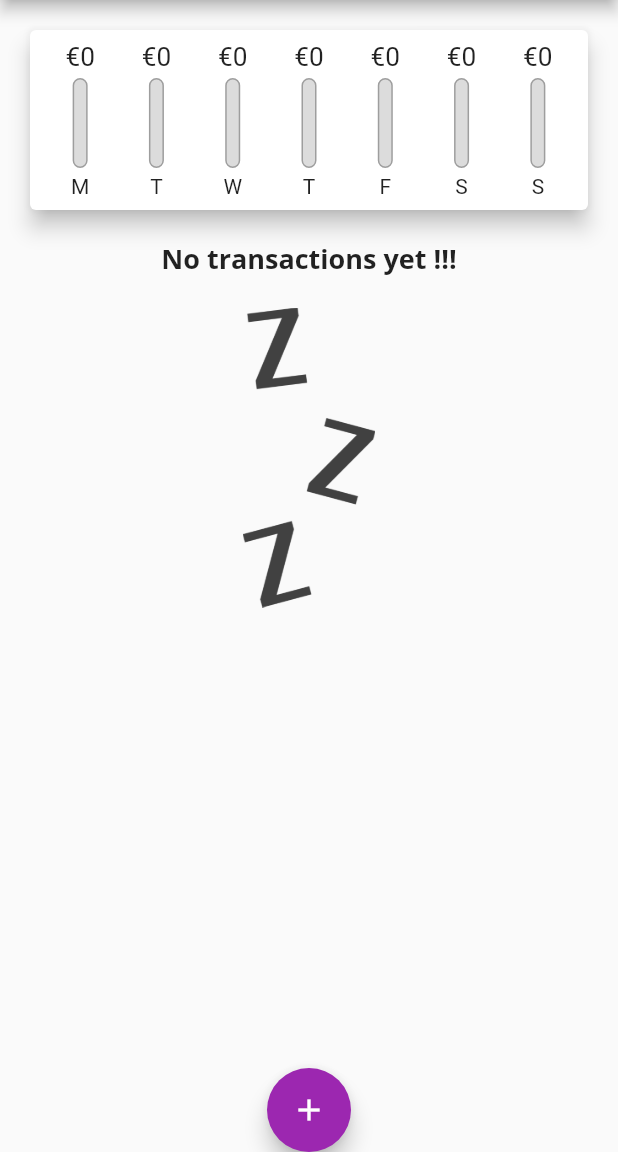
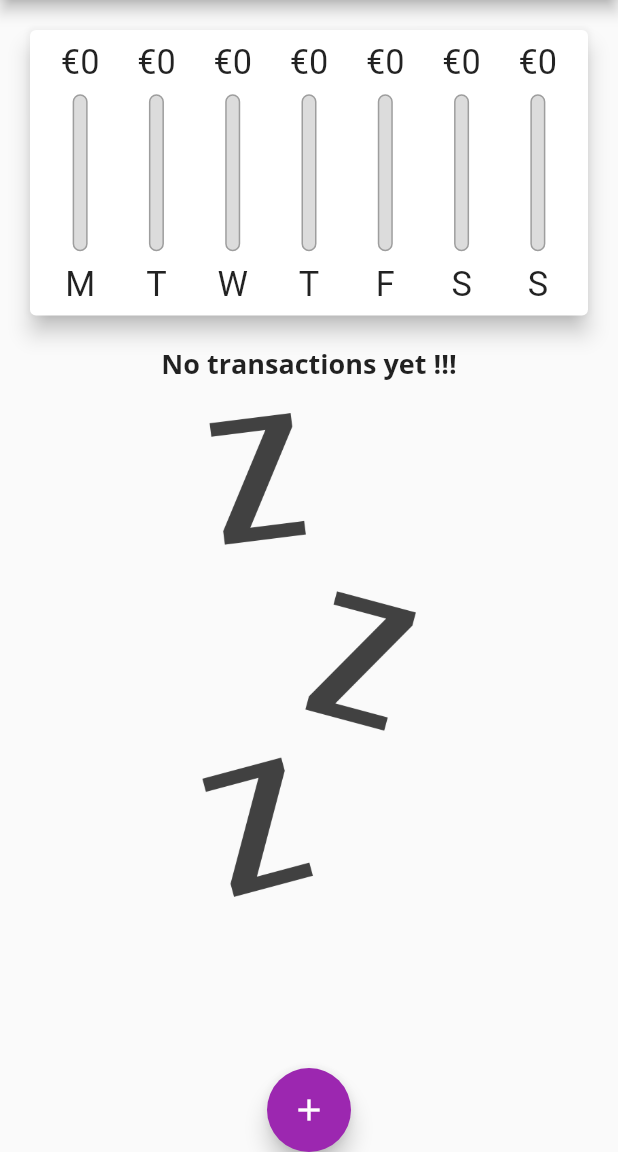
Before and after one commit to eviskum/flutter_course_real_apps, a Flutter app: the screen it shows after launch, on a phone screen of 412 x 824 dp, the part 84-1236 px from its top. Run offline on Flutter 3.47's test engine with Material 2 defaults, Android fonts, the phone set to English and light mode, and no system bars.

Commit message:
Optimized code (const constructures etc)

```diff
--- a/lib/main.dart
+++ b/lib/main.dart
@@ -1,6 +1,12 @@
+import 'dart:io';
+
 import 'package:flutter/material.dart';
 import 'package:flutter/widgets.dart';
+import 'package:flutter/foundation.dart';
+import 'package:flutter/cupertino.dart';
+// import 'package:modal_bottom_sheet/modal_bottom_sheet.dart';
 // import 'package:intl/intl.dart';
+// import 'package:flutter/services.dart';
 
 import 'models/transactions.dart';
 import './widgets/transaction_list.dart';
@@ -11,6 +17,8 @@
 void main() {
 //  Intl.defaultLocale = 'da_DK';
 //  initializeDateFormatting()
+//  WidgetsFlutterBinding.ensureInitialized();
+//  SystemChrome.setPreferredOrientations([DeviceOrientation.portraitUp, DeviceOrientation.portraitDown]);
   runApp(const MyApp());
 }
 
@@ -20,15 +28,27 @@
   // This widget is the root of your application.
   @override
   Widget build(BuildContext context) {
-    return MaterialApp(
+    // final _isIOS = !kIsWeb && Platform.isIOS;
+
+    return // false // _isIOS
+        /* ? CupertinoApp(
+            title: 'Flutter Demo',
+            theme: const CupertinoThemeData(
+              primaryColor: Colors.purple,
+              primaryContrastingColor: Colors.white,
+            ),
+            home: MyHomePage(title: 'Flutter Course - Real Apps..'),
+          )
+        : */
+        MaterialApp(
       title: 'Flutter Demo',
       theme: ThemeData(
         primarySwatch: Colors.purple,
         fontFamily: 'Quicksand',
         textTheme: ThemeData.light()
             .textTheme
-            .copyWith(headline6: TextStyle(fontFamily: 'OpenSans', fontWeight: FontWeight.bold, fontSize: 18)),
-        appBarTheme: AppBarTheme(
+            .copyWith(headline6: const TextStyle(fontFamily: 'OpenSans', fontWeight: FontWeight.bold, fontSize: 18)),
+        appBarTheme: const AppBarTheme(
           titleTextStyle: TextStyle(
             fontFamily: 'OpenSans',
             fontSize: 20,
@@ -36,13 +56,13 @@
           ),
         ),
       ),
-      home: MyHomePage(title: 'Flutter Course - Real Apps..'),
+      home: const MyHomePage(title: 'Flutter Course - Real Apps..'),
     );
   }
 }
 
 class MyHomePage extends StatefulWidget {
-  MyHomePage({Key? key, required this.title}) : super(key: key);
+  const MyHomePage({Key? key, required this.title}) : super(key: key);
 
   final String title;
 
@@ -66,8 +86,12 @@
 
   void _startAddNewTransaction(BuildContext context) {
     showModalBottomSheet(
+//    showCupertinoModalBottomSheet(
         context: context,
         builder: (_) {
+//          return Container(
+//            child: Text('test'),
+//          );
           return GestureDetector(
             child: NewTransaction(_addNewTransaction),
             onTap: () {},
@@ -78,7 +102,7 @@
 
   List<Transaction> get _recentTransactions {
     return _userTransactions.where((element) {
-      return element.date.isAfter(DateTime.now().subtract(Duration(days: 7)));
+      return element.date.isAfter(DateTime.now().subtract(const Duration(days: 7)));
     }).toList();
   }
 
@@ -90,36 +114,95 @@
     });
   }
 
+  // bool get isIOS { return !kIsWeb && Platform.isIOS };
+  // final _isIOS = false;
+  bool _showChart = false;
+
   @override
   Widget build(BuildContext context) {
-    return Scaffold(
-      appBar: AppBar(
+    final mediaQuery = MediaQuery.of(context);
+    bool _isLandscape = mediaQuery.orientation == Orientation.landscape;
+    final _isIOS = !kIsWeb && Platform.isIOS;
+
+    final PreferredSizeWidget appBar = _isIOS
+        ? CupertinoNavigationBar(
+            middle: Text(widget.title),
+            trailing: CupertinoButton(
+              padding: EdgeInsets.zero,
+              child: const Icon(
+                CupertinoIcons.add,
+                // size: 30,
+              ),
+              onPressed: () {
+                _startAddNewTransaction(context);
+              },
+            ),
+          ) as PreferredSizeWidget
+        : AppBar(
             title: Text(widget.title),
             actions: [
               IconButton(
                   onPressed: () {
                     _startAddNewTransaction(context);
                   },
-              icon: Icon(
+                  icon: const Icon(
                     Icons.add,
                   ))
             ],
-      ),
-      body: SingleChildScrollView(
+          );
+
+    final Widget _chartSwitchButton = Row(
+      mainAxisAlignment: MainAxisAlignment.center,
+      children: [
+        const Text('Show chart'),
+        Switch.adaptive(
+            value: _showChart,
+            onChanged: (val) {
+              setState(() {
+                _showChart = val;
+              });
+            }),
+      ],
+    );
+
+    final pageBody = SafeArea(
+      child: SingleChildScrollView(
         child: Column(
           mainAxisAlignment: MainAxisAlignment.start,
           crossAxisAlignment: CrossAxisAlignment.stretch,
           children: [
-            Chart(_recentTransactions),
-            TransactionList(_userTransactions, _deleteTransaction),
+            if (_isLandscape) _chartSwitchButton,
+            if (_showChart && _isLandscape)
+              SizedBox(
+                  height: (mediaQuery.size.height - appBar.preferredSize.height - mediaQuery.padding.top) * 0.5,
+                  child: Chart(_recentTransactions)),
+            if (!_isLandscape)
+              SizedBox(
+                  height: (mediaQuery.size.height - appBar.preferredSize.height - mediaQuery.padding.top) * 0.3,
+                  child: Chart(_recentTransactions)),
+            if (!_showChart || !_isLandscape)
+              SizedBox(
+                  height: (mediaQuery.size.height - appBar.preferredSize.height - mediaQuery.padding.top) * 0.7,
+                  child: TransactionList(_userTransactions, _deleteTransaction)),
           ],
         ),
       ),
-      floatingActionButton: FloatingActionButton(
+    );
+
+    // print(MediaQuery.of(context).orientation.toString());
+
+    return _isIOS
+        ? CupertinoPageScaffold(navigationBar: appBar as ObstructingPreferredSizeWidget, child: pageBody)
+        : Scaffold(
+            appBar: appBar,
+            body: pageBody,
+            floatingActionButton: _isIOS
+                ? Container()
+                : FloatingActionButton(
                     onPressed: () {
                       _startAddNewTransaction(context);
                     },
-        child: Icon(Icons.add),
+                    child: const Icon(Icons.add),
                   ),
             floatingActionButtonLocation: FloatingActionButtonLocation.centerDocked,
           );
--- a/lib/widgets/chart.dart
+++ b/lib/widgets/chart.dart
@@ -35,7 +35,7 @@ class Chart extends StatelessWidget {
   Widget build(BuildContext context) {
     return Card(
       elevation: 6,
-      margin: EdgeInsets.all(20),
+      margin: const EdgeInsets.all(20),
       child: Padding(
         padding: const EdgeInsets.all(8.0),
         child: Row(
--- a/lib/widgets/chart_bar.dart
+++ b/lib/widgets/chart_bar.dart
@@ -9,21 +9,25 @@ class ChartBar extends StatelessWidget {
 
   @override
   Widget build(BuildContext context) {
+    return LayoutBuilder(
+      builder: (context, constaints) {
         return Column(
           children: [
-        SizedBox(height: 20, child: FittedBox(child: Text('€${spendingAmount.toStringAsFixed(0)}'))),
             SizedBox(
-          height: 4,
+                height: constaints.maxHeight * 0.15,
+                child: FittedBox(child: Text('€${spendingAmount.toStringAsFixed(0)}'))),
+            SizedBox(
+              height: constaints.maxHeight * 0.05,
             ),
-        Container(
-          height: 60,
+            SizedBox(
+              height: constaints.maxHeight * 0.6,
               width: 10,
               child: Stack(
                 children: [
                   Container(
                     decoration: BoxDecoration(
                       border: Border.all(color: Colors.grey, width: 1.0),
-                  color: Color.fromRGBO(220, 220, 220, 1),
+                      color: const Color.fromRGBO(220, 220, 220, 1),
                       borderRadius: BorderRadius.circular(10),
                     ),
                   ),
@@ -40,10 +44,12 @@ class ChartBar extends StatelessWidget {
               ),
             ),
             SizedBox(
-          height: 4,
+              height: constaints.maxHeight * 0.05,
             ),
-        Text(dayLabel),
+            SizedBox(height: constaints.maxHeight * 0.15, child: FittedBox(child: Text(dayLabel))),
           ],
+        );
+      },
     );
   }
 }
--- a/lib/widgets/new_transaction.dart
+++ b/lib/widgets/new_transaction.dart
@@ -5,7 +5,7 @@ import 'package:intl/intl.dart';
 class NewTransaction extends StatefulWidget {
   final Function addTx;
 
-  NewTransaction(this.addTx, {Key? key}) : super(key: key);
+  const NewTransaction(this.addTx, {Key? key}) : super(key: key);
 
   @override
   State<NewTransaction> createState() => _NewTransactionState();
@@ -43,23 +43,29 @@ class _NewTransactionState extends State<NewTransaction> {
 
   @override
   Widget build(BuildContext context) {
-    return Card(
+    return SingleChildScrollView(
+      child: Card(
         elevation: 5,
         child: Container(
-        padding: const EdgeInsets.all(10),
+          padding: EdgeInsets.only(
+            top: 10,
+            right: 10,
+            left: 10,
+            bottom: MediaQuery.of(context).viewInsets.bottom + 10,
+          ),
           child: Column(
             crossAxisAlignment: CrossAxisAlignment.end,
             children: [
               TextField(
-              decoration: InputDecoration(labelText: 'Title'),
+                decoration: const InputDecoration(labelText: 'Title'),
                 controller: titleController,
                 onSubmitted: (_) => _submitTx(),
               ),
               TextField(
-              decoration: InputDecoration(labelText: 'Amount'),
+                decoration: const InputDecoration(labelText: 'Amount'),
                 controller: amountController,
                 onSubmitted: (_) => _submitTx(),
-              keyboardType: TextInputType.numberWithOptions(decimal: true),
+                keyboardType: const TextInputType.numberWithOptions(decimal: true),
               ),
               SizedBox(
                 height: 70,
@@ -70,7 +76,7 @@ class _NewTransactionState extends State<NewTransaction> {
                     ),
                     TextButton(
                       onPressed: _presentDatePicker,
-                    child: Text(
+                      child: const Text(
                         'Choose Date',
                         style: TextStyle(
                           fontWeight: FontWeight.bold,
@@ -82,7 +88,7 @@ class _NewTransactionState extends State<NewTransaction> {
               ),
               ElevatedButton(
                 onPressed: () => _submitTx(),
-              child: Text(
+                child: const Text(
                   'Add Transaction',
                 ),
               ),
@@ -91,6 +97,7 @@ class _NewTransactionState extends State<NewTransaction> {
             ],
           ),
         ),
+      ),
     );
   }
 }
--- a/lib/widgets/transaction_list.dart
+++ b/lib/widgets/transaction_list.dart
@@ -7,29 +7,31 @@ class TransactionList extends StatelessWidget {
   final List<Transaction> transactions;
   final Function deleteTx;
 
-  TransactionList(this.transactions, this.deleteTx, {Key? key}) : super(key: key);
+  const TransactionList(this.transactions, this.deleteTx, {Key? key}) : super(key: key);
 
   @override
   Widget build(BuildContext context) {
-    return SizedBox(
-      height: 300,
-      child: transactions.isEmpty
-          ? Column(
+    return transactions.isEmpty
+        ? LayoutBuilder(
+            builder: (context, constraints) {
+              return Column(
                 children: [
                   Text('No transactions yet !!!', style: Theme.of(context).textTheme.headline6),
-                SizedBox(height: 20),
+                  const SizedBox(height: 20),
                   SizedBox(
-                    height: 200,
+                      height: constraints.maxHeight * 0.6,
                       child: Image.asset(
                         'assets/images/waiting.png',
                         fit: BoxFit.cover,
                       ))
                 ],
+              );
+            },
           )
         : ListView.builder(
             itemBuilder: (ctx, idx) {
               return Card(
-                  margin: EdgeInsets.symmetric(vertical: 8, horizontal: 5),
+                margin: const EdgeInsets.symmetric(vertical: 8, horizontal: 5),
                 child: ListTile(
                   leading: CircleAvatar(
                     radius: 30.0,
@@ -46,7 +48,7 @@ class TransactionList extends StatelessWidget {
                     style: const TextStyle(color: Colors.grey),
                   ),
                   trailing: IconButton(
-                        icon: Icon(Icons.delete),
+                      icon: const Icon(Icons.delete),
                       color: Theme.of(context).errorColor,
                       onPressed: () {
                         deleteTx(transactions[idx].id);
@@ -81,7 +83,6 @@ class TransactionList extends StatelessWidget {
 //                );
             },
             itemCount: transactions.length,
-            ),
           );
   }
 }
--- a/pubspec.yaml
+++ b/pubspec.yaml
@@ -31,6 +31,7 @@ dependencies:
     sdk: flutter
   intl: ^0.17.0
   ffi: ^1.1.2
+  modal_bottom_sheet: ^2.0.0
 
 
   # The following adds the Cupertino Icons font to your application.
```
Also changed, not shown: pubspec.lock. Lines whose indentation alone changed are shown as unchanged.
